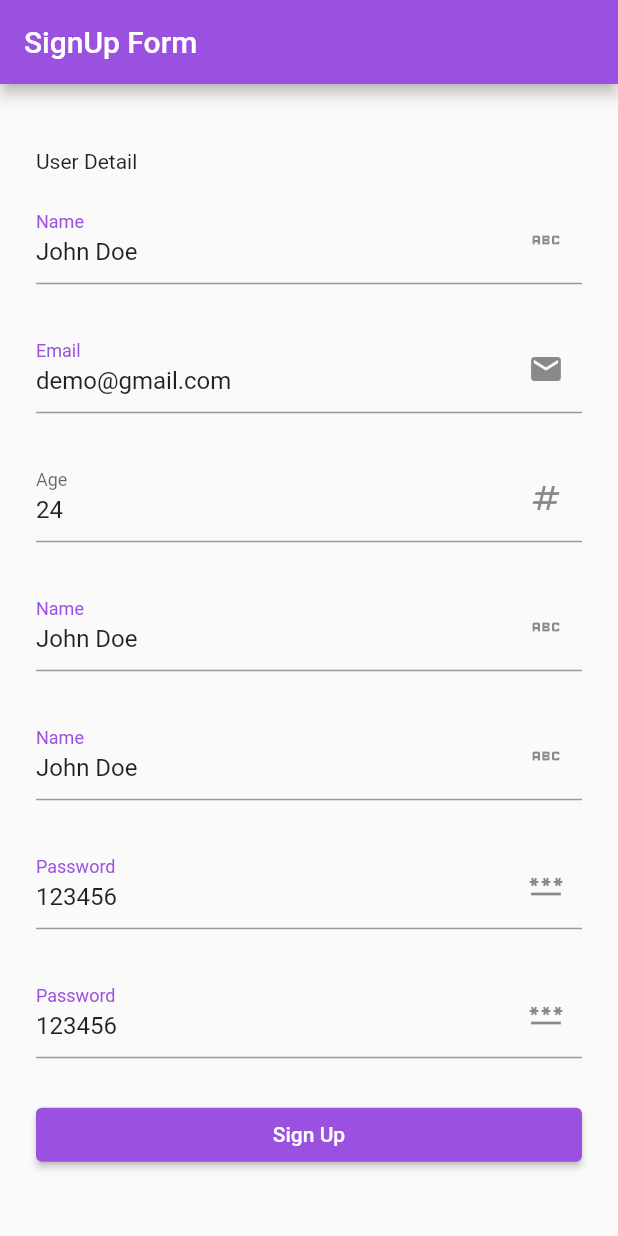
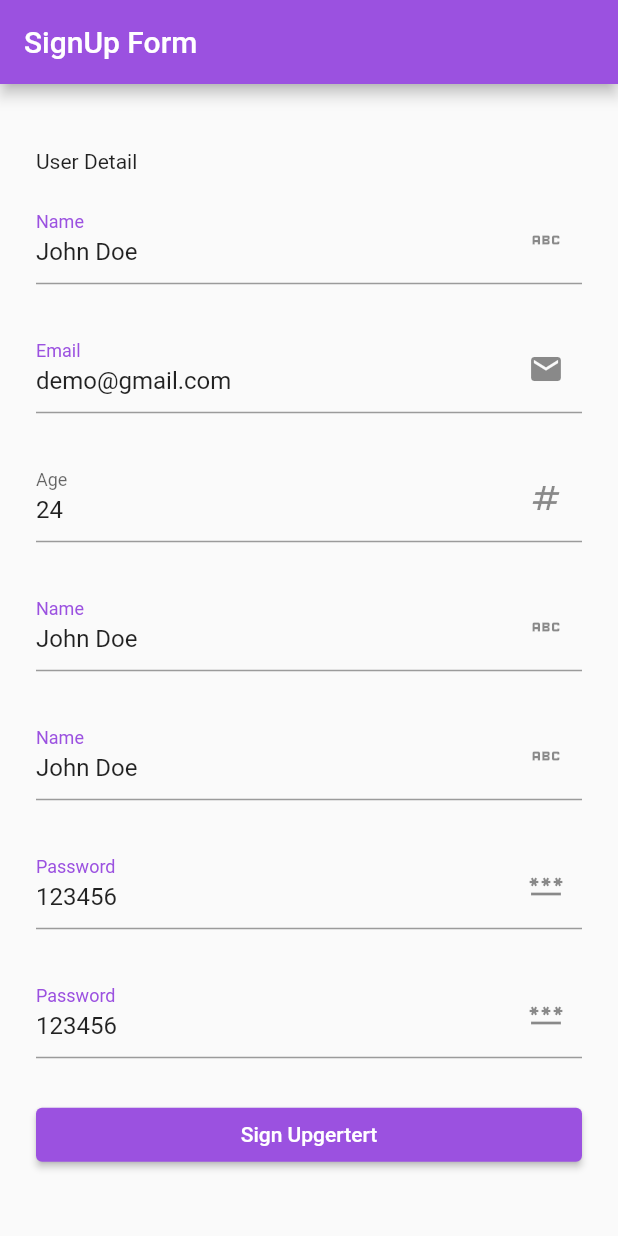
Before and after one commit to denyocrworld/hyper_ui, a Flutter app: the screen it shows after launch, on a phone screen of 412 x 824 dp. Run offline on Flutter 3.47's test engine with Material 2 defaults, Android fonts, the phone set to English and light mode, and no system bars; our stand-ins replace cached_network_image, carousel_slider, dio, file_picker, flutter_animate, flutter_image_compress and 9 more; missing offline and left inert: faker_dart.

Commit message:
Update signup_form_view.dart

```diff
--- a/lib/module/login_form/view/signup_form_view.dart
+++ b/lib/module/login_form/view/signup_form_view.dart
@@ -97,7 +97,7 @@ class SignUpFormView extends StatefulWidget {
                   backgroundColor: Color(0xFF9B51E0),
                 ),
                 onPressed: () {},
-                child: const Text("Sign Up"),
+                child: const Text("Sign Upgertert"),
               ),
             ],
           ),
```
